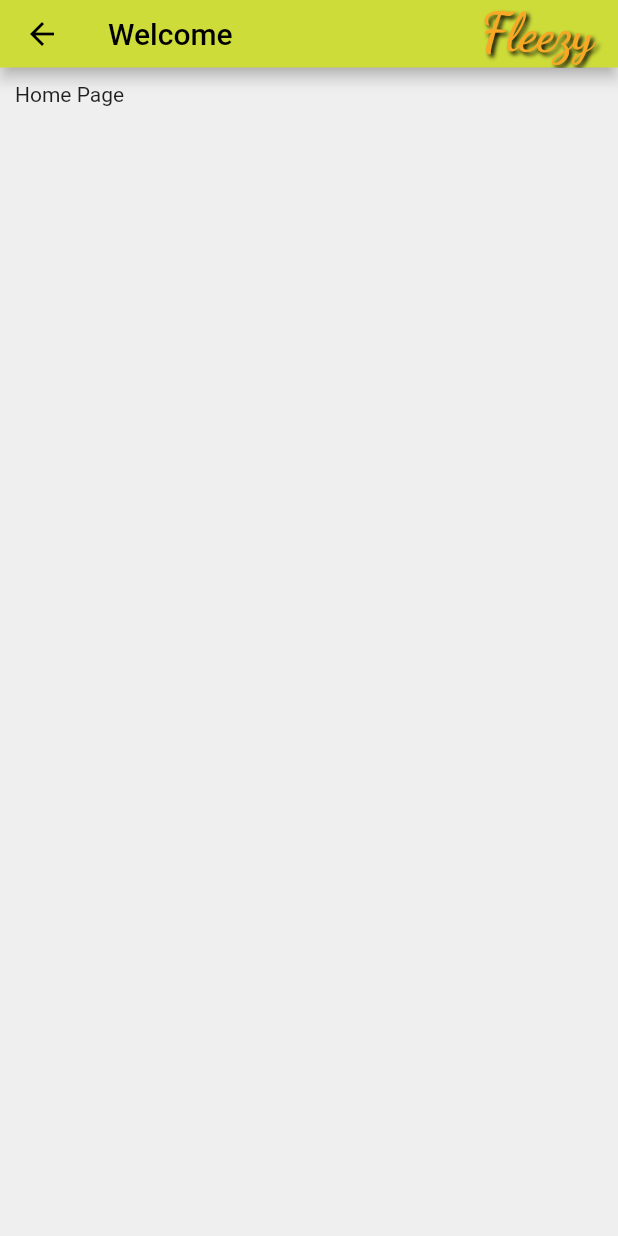
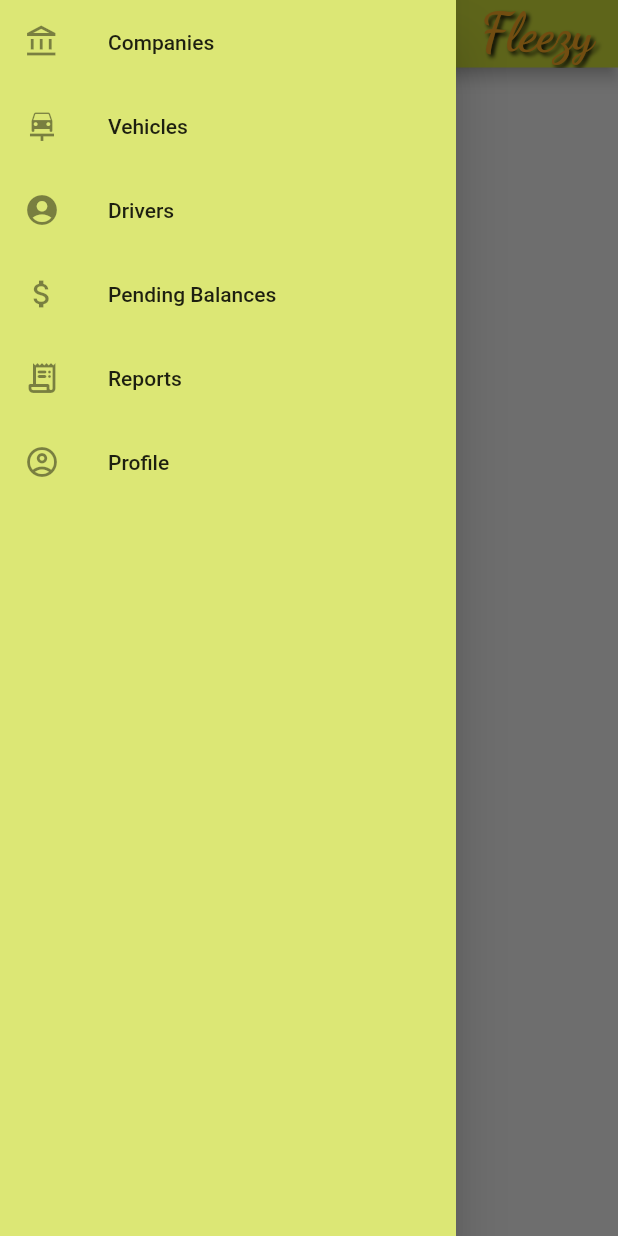
Before and after one commit to gokulr488/fleezy-web, a Flutter app: the BaseScreen screen opened directly, with the side drawer open (before the commit the screen has no drawer), on a phone screen of 412 x 824 dp. Run offline on Flutter 3.47's test engine with Material 2 defaults, Android fonts, the phone set to English and light mode, and no system bars; our stand-ins replace cloud_firestore, firebase_auth, firebase_core, flutter_spinkit, google_fonts; accounts and stored records are empty; Roboto replaces fonts that are missing (Laila).

Commit message:
drawer added and made responsive

```diff
--- a/lib/Components/BaseScreen.dart
+++ b/lib/Components/BaseScreen.dart
@@ -4,13 +4,18 @@ import 'package:google_fonts/google_fonts.dart';
 
 class BaseScreen extends StatelessWidget {
   const BaseScreen(
-      {this.bottomNavBar, required this.headerText, required this.child});
+      {this.bottomNavBar,
+      required this.headerText,
+      required this.child,
+      this.drawer});
   final Widget child;
   final Widget? bottomNavBar;
   final String headerText;
+  final Widget? drawer;
   @override
   Widget build(BuildContext context) {
     return Scaffold(
+      drawer: drawer,
       appBar: headerText.isEmpty
           ? null
           : AppBar(
@@ -33,10 +38,7 @@ class BaseScreen extends StatelessWidget {
             ),
       backgroundColor: kBackgroundColor,
       body: SafeArea(
-        child: Padding(
-          padding: const EdgeInsets.all(10.0),
-          child: child,
-        ),
+        child: child,
       ),
       bottomNavigationBar: bottomNavBar,
     );
--- a/lib/Screens/HomePage/HomeScreen.dart
+++ b/lib/Screens/HomePage/HomeScreen.dart
@@ -1,10 +1,56 @@
+import 'package:fleezy_web/Common/UiConstants.dart';
 import 'package:fleezy_web/Components/BaseScreen.dart';
+import 'package:fleezy_web/Components/Responsive.dart';
 import 'package:flutter/material.dart';
 
 class HomeScreen extends StatelessWidget {
   static const String id = 'HomeScreen';
   @override
   Widget build(BuildContext context) {
-    return const BaseScreen(headerText: 'Welcome', child: Text('Home Page'));
+    return BaseScreen(
+        headerText: 'Welcome',
+        drawer: Responsive.isMobile(context)
+            ? const Drawer(child: _DrawerElements())
+            : null,
+        child: Responsive(
+            mobile: const Text('Mobile view'),
+            desktop: Row(
+              children: const <Widget>[_DrawerElements()],
+            )));
   }
 }
+
+class _DrawerElements extends StatelessWidget {
+  const _DrawerElements();
+  final TextStyle drawerTS = const TextStyle();
+
+  @override
+  Widget build(BuildContext context) {
+    return Container(
+      width: Responsive.isDesktop(context) ? 250 : null,
+      color: kActiveCardColor,
+      child: ListView(
+        children: <Widget>[
+          ListTile(
+              leading: const Icon(Icons.account_balance_outlined),
+              title: Text('Companies', style: drawerTS)),
+          ListTile(
+              leading: const Icon(Icons.car_repair),
+              title: Text('Vehicles', style: drawerTS)),
+          ListTile(
+              leading: const Icon(Icons.account_circle),
+              title: Text('Drivers', style: drawerTS)),
+          ListTile(
+              leading: const Icon(Icons.attach_money),
+              title: Text('Pending Balances', style: drawerTS)),
+          ListTile(
+              leading: const Icon(Icons.receipt_long_rounded),
+              title: Text('Reports', style: drawerTS)),
+          ListTile(
+              leading: const Icon(Icons.account_circle_outlined),
+              title: Text('Profile', style: drawerTS)),
+        ],
+      ),
+    );
+  }
+}
--- a/lib/Screens/LandingScreens/LoginScreen.dart
+++ b/lib/Screens/LandingScreens/LoginScreen.dart
@@ -118,8 +118,7 @@ class _LoginForm extends StatelessWidget {
                 keyboardType: TextInputType.number,
                 textAlign: TextAlign.center,
                 onChanged: (String value) => ctrl.otp = value,
-                decoration:
-                    kTextFieldDecoration.copyWith(labelText: 'Enter the OTP')),
+                decoration: kTextFieldDecoration.copyWith(labelText: 'OTP')),
           ),
           RoundedButton(
             title: ctrl.verified ? 'Log In' : 'Send OTP',
```
